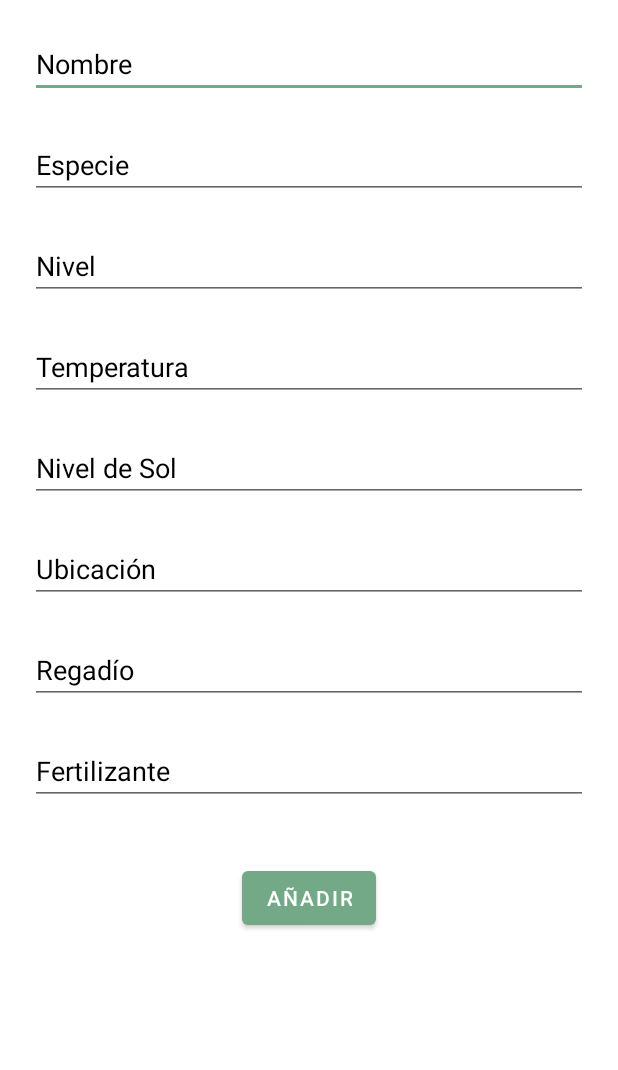
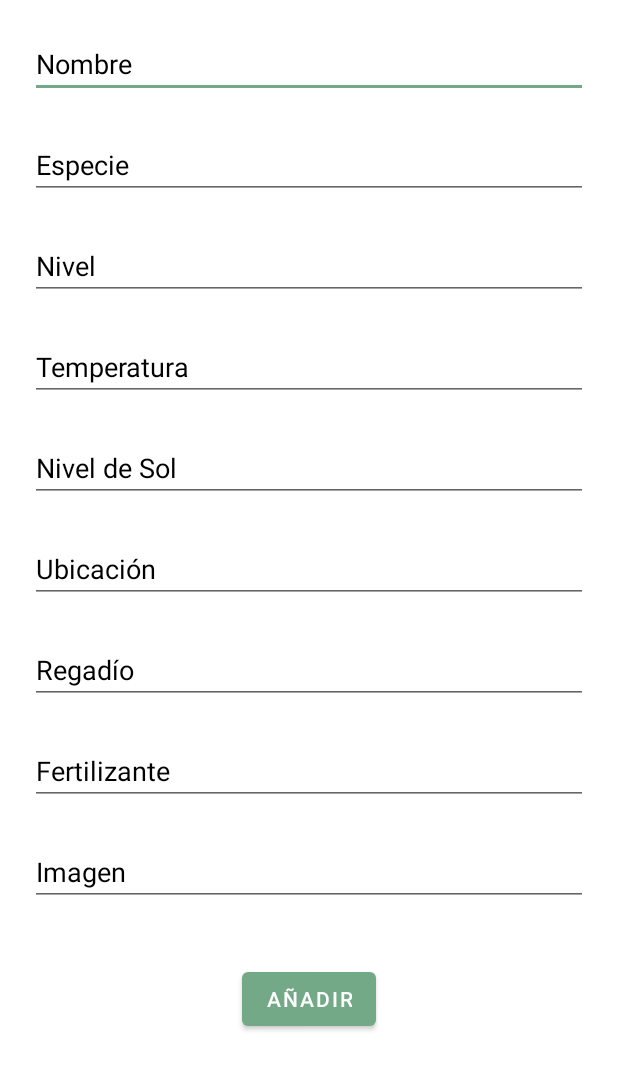
Before and after one commit to Elenalvarez/PlantCare, an Android app: the layout fragment_add_plant.xml on its own in the app's theme, with its tools: preview values and no code run, on a phone screen of 412 x 824 dp. Shown: the top 1070 px of the screen. Run offline under Robolectric (Android 15) with nearby library versions, the phone set to English and light mode, and no system bars.

Commit message:
Formulario casi terminado

```diff
--- a/app/src/main/java/com/yao/plantcare/database/Plant/PlantEntity.kt
+++ b/app/src/main/java/com/yao/plantcare/database/Plant/PlantEntity.kt
@@ -1,6 +1,5 @@
 package com.yao.plantcare.database.Plant
 
-import androidx.room.ColumnInfo
 import androidx.room.Entity
 import androidx.room.PrimaryKey
 
@@ -15,5 +14,5 @@ data class PlantEntity(
     val location: String,
     val irrigation: Int,
     val fertilize: Int,
-    @ColumnInfo(typeAffinity = ColumnInfo.BLOB) val image: ByteArray
+    val image: String
 )
--- a/app/src/main/java/com/yao/plantcare/database/Plant/PlantRepository.kt
+++ b/app/src/main/java/com/yao/plantcare/database/Plant/PlantRepository.kt
@@ -7,7 +7,8 @@ class PlantRepository(private val plantDao : PlantDao) {
     suspend fun getPlants(): List<Plant>{
         val entities = plantDao.getPlants()
         return entities.map {
-            Plant(commonName = it.commonName,
+            Plant(
+                commonName = it.commonName,
                 species = it.species,
                 level = it.level,
                 temperature = it.temperature,
@@ -19,7 +20,7 @@ class PlantRepository(private val plantDao : PlantDao) {
         }
     }
 
-    suspend fun insertPlant(plant: Plant){
+    suspend fun insertPlant(plant: PlantEntity){
         val entity = PlantEntity(
             commonName = plant.commonName,
             species = plant.species,
--- a/app/src/main/java/com/yao/plantcare/domain/Plant.kt
+++ b/app/src/main/java/com/yao/plantcare/domain/Plant.kt
@@ -9,5 +9,5 @@ data class Plant(
     val location: String,
     val irrigation: Int,
     val fertilize: Int,
-    val image: ByteArray
+    val image: String
 )
--- a/app/src/main/res/layout/fragment_add_plant.xml
+++ b/app/src/main/res/layout/fragment_add_plant.xml
@@ -84,7 +84,17 @@
             android:textColorHint="@color/black"
             />
 
+        <EditText
+            android:id="@+id/et_Image"
+            android:layout_width="match_parent"
+            android:layout_height="wrap_content"
+            android:layout_marginBottom="22dp"
+            android:hint="@string/image"
+            android:textColorHint="@color/black"
+            />
+
         <Button
+            android:id="@+id/btn_addPlant"
             android:layout_width="wrap_content"
             android:layout_height="wrap_content"
             android:text="@string/add"
```
Also changed, not shown: app/src/main/java/com/yao/plantcare/database/Plant/PlantViewModel.kt (added, +14 -0 lines), app/src/main/java/com/yao/plantcare/search/add_plant/AddPlantFragment.kt (+35 -2 lines), app/src/main/res/drawable/flor1.jpg (added), app/src/main/res/drawable/fresas.jpg (added), app/src/main/res/drawable/hierbabuena.jpg (added), app/src/main/res/drawable/jazmin.jpg (added), app/src/main/res/drawable/poto.jpg (added).
